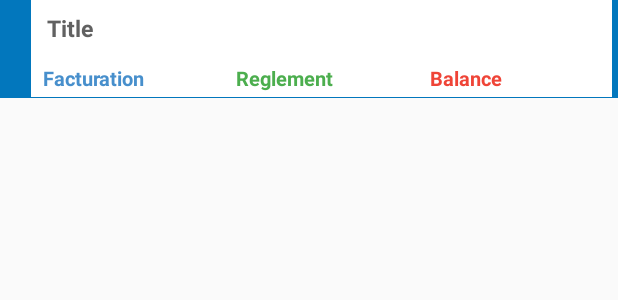
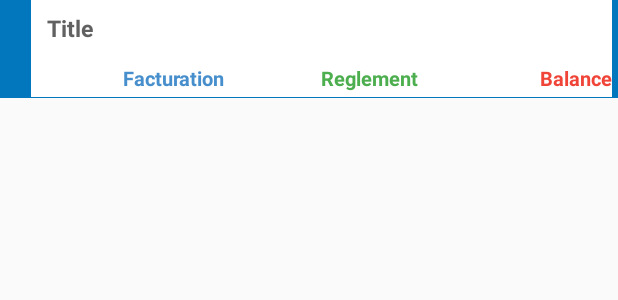
Before and after one commit to Hotix-Dev/MyDentArt, an Android app: the layout item_balance_client_row.xml on its own in the app's theme, with its tools: preview values and no code run, on a phone screen of 412 x 824 dp. Shown: the top 300 px of the screen. Run offline under Robolectric (Android 15) with nearby library versions, the phone set to English and light mode, and no system bars.

Commit message:
Commit 2024_01_13 10:00

```diff
--- a/app/src/main/res/layout/item_balance_client_row.xml
+++ b/app/src/main/res/layout/item_balance_client_row.xml
@@ -67,6 +67,7 @@
                     android:layout_centerVertical="true"
                     android:layout_marginStart="@dimen/_6sdp"
                     android:layout_marginBottom="@dimen/_6sdp"
+                    android:gravity="end"
                     android:text="Facturation"
                     android:textColor="@color/blue_500"
                     android:textSize="@dimen/_10ssp"
@@ -86,6 +87,7 @@
                     android:layout_centerVertical="true"
                     android:layout_marginStart="@dimen/_6sdp"
                     android:layout_marginBottom="@dimen/_6sdp"
+                    android:gravity="end"
                     android:text="Reglement"
                     android:textColor="@color/green_500"
                     android:textSize="@dimen/_10ssp"
@@ -105,6 +107,7 @@
                     android:layout_centerVertical="true"
                     android:layout_marginStart="@dimen/_6sdp"
                     android:layout_marginBottom="@dimen/_6sdp"
+                    android:gravity="end"
                     android:text="Balance"
                     android:textColor="@color/red_500"
                     android:textSize="@dimen/_10ssp"
```
Also changed, not shown: app/src/main/java/com/e2p/mydentart/adapters/ClientBalanceAdapter.java (+6 -6 lines).
